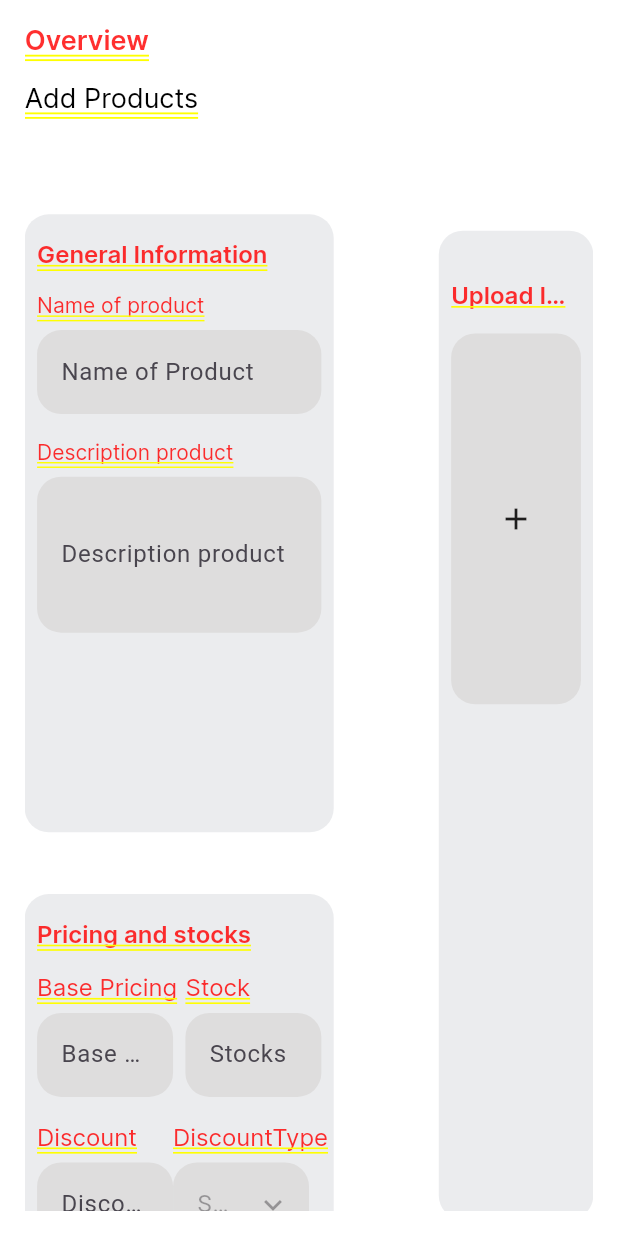
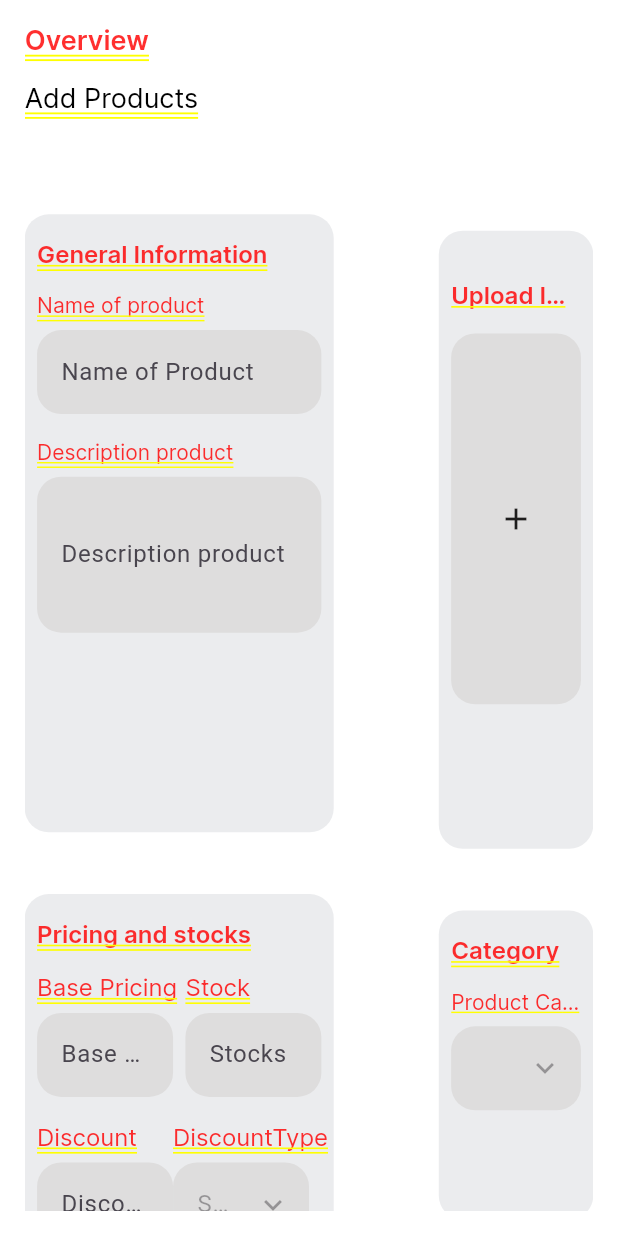
Before and after one commit to Vaibhav77e/bar_management, a Flutter app: the AddProductsToInventory screen opened by its route, on a phone screen of 412 x 824 dp. Run offline on Flutter 3.47's test engine with Material 3 defaults, Android fonts, the phone set to English and light mode, and no system bars; our stand-ins replace get, image_picker.

Commit message:
added category type dropdown

```diff
--- a/lib/screens/Inventory/AddProductsToInventory.dart
+++ b/lib/screens/Inventory/AddProductsToInventory.dart
@@ -21,11 +21,13 @@ class _AddProductsToInventoryState extends State<AddProductsToInventory> {
   final TextEditingController stockController = TextEditingController();
   final TextEditingController discountController = TextEditingController();
   final TextEditingController discountType = TextEditingController();
+  final TextEditingController productCategory = TextEditingController();
 
   String _selectedCategory = 'Select a category'; // Initial selected category
 
   // List of available categories
   final List<String> _categories = ['Category 1', 'Category 2', 'Category 3'];
+  final List<String> _productCategories = ['Product Category 1', 'Product Category 2', 'Product Category 3'];
 
   // to upload images (now preview mode)
 
@@ -196,7 +198,6 @@ class _AddProductsToInventoryState extends State<AddProductsToInventory> {
                               controller: stockController,
                               isEnabled: false,
                               suffixIcon: const Icon(Icons.keyboard_arrow_down,),
-
                               ),
                             )
                             ),
@@ -213,7 +214,7 @@ class _AddProductsToInventoryState extends State<AddProductsToInventory> {
               children: [
                 SizedBox(height: mediaQueryHelper.getHeightPercentage(8)),
                 Container(
-                  height: mediaQueryHelper.getHeightPercentage(80),
+                  height: mediaQueryHelper.getHeightPercentage(50),
                   width: mediaQueryHelper.getWidthPercentage(25),
                   padding: EdgeInsets.symmetric(horizontal: mediaQueryHelper.getWidthPercentage(2),
                   vertical: mediaQueryHelper.getHeightPercentage(2)),
@@ -247,7 +248,57 @@ class _AddProductsToInventoryState extends State<AddProductsToInventory> {
                     ],
                   ),
                 ),
+                SizedBox(height: mediaQueryHelper.getHeightPercentage(5),),
+                // ADD product category
+                Container(
+                  height: mediaQueryHelper.getHeightPercentage(25),
+                  width: mediaQueryHelper.getWidthPercentage(25),
+                  padding: EdgeInsets.symmetric(horizontal: mediaQueryHelper.getWidthPercentage(2),
+                  vertical: mediaQueryHelper.getHeightPercentage(2)),
+                  decoration: BoxDecoration(
+                    borderRadius: BorderRadius.circular(16),
+                    color: AppColors.cardBackgroundColor
+                  ),
+                  child:Column(
 
+                    crossAxisAlignment: CrossAxisAlignment.start,
+                    children: [
+                      Text('Category',
+                      style: AppTypography.normalText.copyWith(fontWeight: FontWeight.w700)),
+                      SizedBox(height: mediaQueryHelper.getHeightPercentage(2),),
+                      const Text('Product Category',style: AppTypography.normalSmallText),
+                      SizedBox(height: mediaQueryHelper.getHeightPercentage(1),),
+                      GestureDetector(
+                        onTap: () {
+                              // Show the PopupMenuButton
+                              showMenu<String>(
+                                context: context,
+                                position: RelativeRect.fromLTRB(500, 800, 0, 100),
+                                items: _productCategories.map((String category) {
+                                  return PopupMenuItem<String>(
+                                    value: category,
+                                    child: Text(category),
+                                  );
+                                }).toList(),
+                              ).then((value) {
+                                if (value != null) {
+                                  setState(() {
+                                    _selectedCategory = value;
+                                    productCategory.text = _selectedCategory;
+                                  });
+                                }
+                              });
+                            },
+                        child: AppTextFieldForm(
+                        labelText: 'Product Category',
+                        controller: productCategory,
+                        isEnabled: false,
+                        suffixIcon: Icon(Icons.keyboard_arrow_down),
+                        ),
+                      )
+                    ],
+                  )
+                )
               ],
             )
           ],
```
Lines whose indentation alone changed are shown as unchanged.
